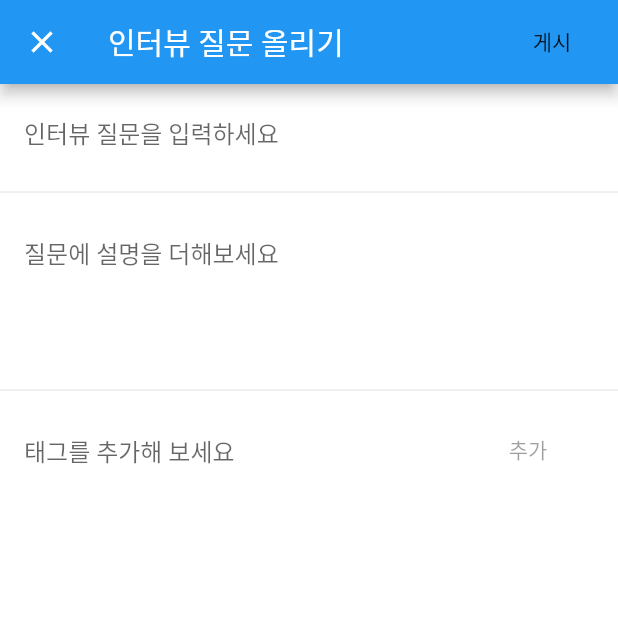
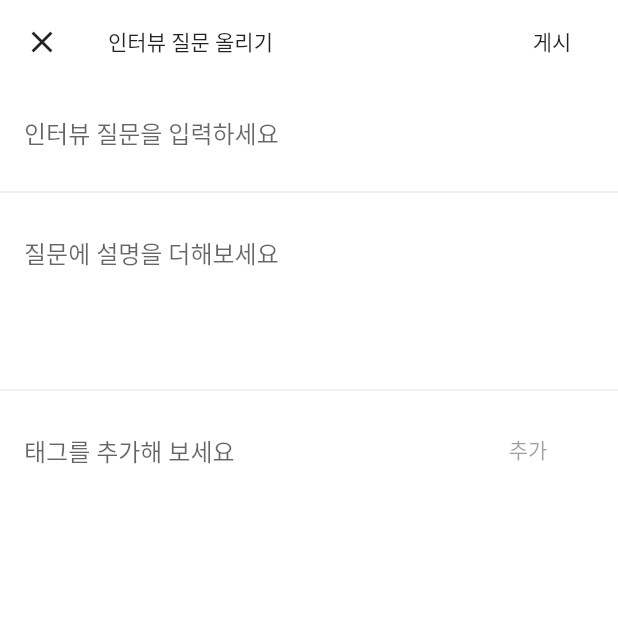
Before and after one commit to jpoh281/winterview, a Flutter app: the screen it shows after launch, after a tap on the "add" icon, on a phone screen of 412 x 824 dp, the top half of it. Run offline on Flutter 3.47's test engine with Material 2 defaults, Android fonts, the phone set to English and light mode, and no system bars; our stand-ins replace bloc, equatable, flutter_bloc, get, logger; generated files the repository leaves out were written again.

Commit message:
Appbar theme 변경

```diff
--- a/lib/main.dart
+++ b/lib/main.dart
@@ -18,6 +18,17 @@ class MyApp extends StatelessWidget {
         scaffoldBackgroundColor: Colors.white,
         primarySwatch: Colors.blue,
         visualDensity: VisualDensity.adaptivePlatformDensity,
+        appBarTheme: AppBarTheme(
+          brightness: Brightness.light,
+          color: Colors.transparent,
+          elevation: 0,
+          textTheme: TextTheme(
+            headline6: TextStyle(
+              color: Colors.black87,
+            ),
+          ),
+          iconTheme: IconThemeData(color: Colors.black87),
+        ),
       ),
       home: HomeScreen(),
     );
--- a/lib/screens/home_screen.dart
+++ b/lib/screens/home_screen.dart
@@ -27,7 +27,13 @@ class _HomeScreenState extends State<HomeScreen> {
   Widget build(BuildContext context) {
     return Scaffold(
       appBar: AppBar(
-        title: Text("WIN:terview"),
+        title: Text(
+          "WIN:terview",
+          style: TextStyle(
+            fontSize: 16,
+            fontWeight: FontWeight.bold,
+          ),
+        ),
         actions: <Widget>[
           IconButton(
             icon: Icon(Icons.add),
```
Also changed, not shown: 1 other file.
